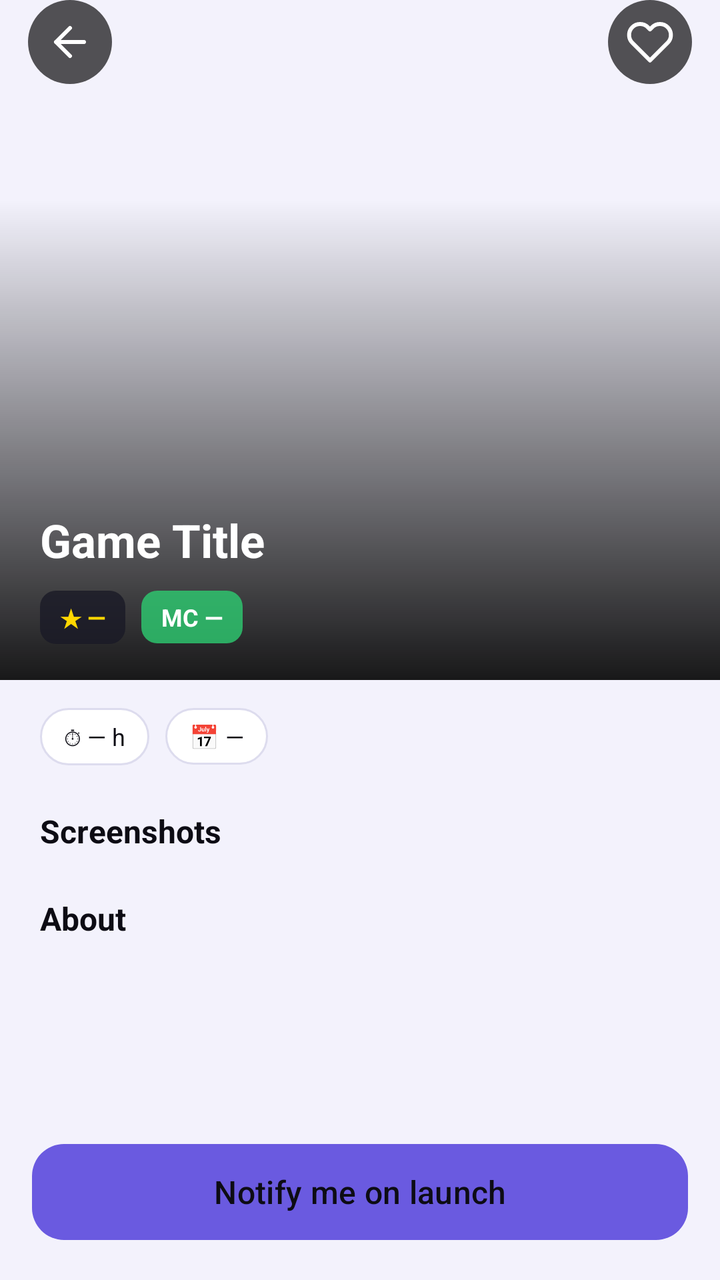
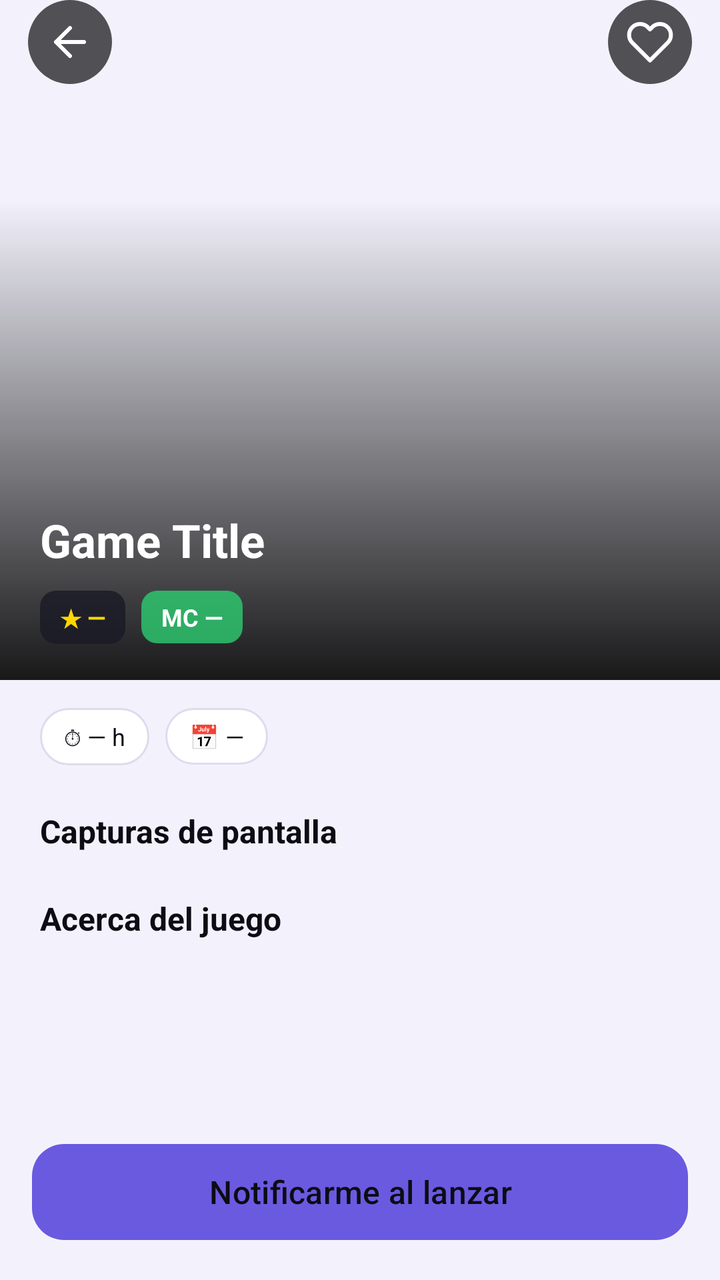

Screens rendered from an Android XML layout before and after an edit, with the pre-edit source and the edit as a unified diff.
<!-- AndroidManifest.xml: application theme Theme.VortexGaming -->
<!-- res/layout/activity_game_detail.xml -->
<?xml version="1.0" encoding="utf-8"?>
<androidx.constraintlayout.widget.ConstraintLayout
    xmlns:android="http://schemas.android.com/apk/res/android"
    xmlns:app="http://schemas.android.com/apk/res-auto"
    android:layout_width="match_parent"
    android:layout_height="match_parent"
    android:background="@color/bg_main">

    
    <ImageView
        android:id="@+id/ivDetailBackdrop"
        android:layout_width="match_parent"
        android:layout_height="340dp"
        android:scaleType="centerCrop"
        app:layout_constraintTop_toTopOf="parent"
        app:layout_constraintStart_toStartOf="parent"
        app:layout_constraintEnd_toEndOf="parent" />

    
    <View
        android:layout_width="match_parent"
        android:layout_height="240dp"
        android:background="@drawable/gradient_bottom_dark"
        app:layout_constraintBottom_toBottomOf="@id/ivDetailBackdrop" />

    
    <LinearLayout
        android:id="@+id/actionBar"
        android:layout_width="match_parent"
        android:layout_height="wrap_content"
        android:orientation="horizontal"
        android:paddingHorizontal="14dp"
        android:paddingBottom="8dp"
        app:layout_constraintTop_toTopOf="parent"
        app:layout_constraintStart_toStartOf="parent"
        app:layout_constraintEnd_toEndOf="parent">

        <ImageButton
            android:id="@+id/btnBack"
            android:layout_width="42dp"
            android:layout_height="42dp"
            android:background="@drawable/bg_circle_dark"
            android:src="@drawable/ic_arrow_back"
            android:padding="10dp"
            android:contentDescription="Back" />

        <Space
            android:layout_width="0dp"
            android:layout_height="1dp"
            android:layout_weight="1" />

        <ImageButton
            android:id="@+id/btnFavorite"
            android:layout_width="42dp"
            android:layout_height="42dp"
            android:background="@drawable/bg_circle_dark"
            android:src="@drawable/ic_heart"
            android:padding="10dp"
            android:contentDescription="Favorite" />

    </LinearLayout>

    
    <LinearLayout
        android:id="@+id/gameHeaderInfo"
        android:layout_width="match_parent"
        android:layout_height="wrap_content"
        android:orientation="vertical"
        android:paddingHorizontal="20dp"
        android:paddingBottom="18dp"
        app:layout_constraintBottom_toBottomOf="@id/ivDetailBackdrop"
        app:layout_constraintStart_toStartOf="parent"
        app:layout_constraintEnd_toEndOf="parent">

        <TextView
            android:id="@+id/tvDetailGameTitle"
            android:layout_width="match_parent"
            android:layout_height="wrap_content"
            android:text="Game Title"
            android:textColor="@color/chip_active_text"
            android:textSize="23sp"
            android:textStyle="bold"
            android:maxLines="2"
            android:ellipsize="end" />

        <LinearLayout
            android:layout_width="wrap_content"
            android:layout_height="wrap_content"
            android:orientation="horizontal"
            android:layout_marginTop="10dp">

            <TextView
                android:id="@+id/tvRating"
                android:layout_width="wrap_content"
                android:layout_height="wrap_content"
                android:background="@drawable/bg_rating_badge"
                android:paddingHorizontal="10dp"
                android:paddingVertical="5dp"
                android:text="★ —"
                android:textColor="#FFD700"
                android:textSize="12sp"
                android:textStyle="bold" />

            <TextView
                android:id="@+id/tvMetacritic"
                android:layout_width="wrap_content"
                android:layout_height="wrap_content"
                android:layout_marginStart="8dp"
                android:background="@drawable/bg_metacritic_badge"
                android:paddingHorizontal="10dp"
                android:paddingVertical="5dp"
                android:text="MC —"
                android:textColor="#FFFFFF"
                android:textSize="12sp"
                android:textStyle="bold" />

        </LinearLayout>
    </LinearLayout>

    
    <androidx.core.widget.NestedScrollView
        android:id="@+id/detailScrollView"
        android:layout_width="match_parent"
        android:layout_height="0dp"
        app:layout_constraintTop_toBottomOf="@id/ivDetailBackdrop"
        app:layout_constraintBottom_toTopOf="@id/btnNotifyAction">

        <LinearLayout
            android:layout_width="match_parent"
            android:layout_height="wrap_content"
            android:orientation="vertical"
            android:paddingTop="14dp"
            android:paddingBottom="8dp">

            
            <LinearLayout
                android:layout_width="match_parent"
                android:layout_height="wrap_content"
                android:orientation="horizontal"
                android:paddingHorizontal="20dp">

                <TextView
                    android:id="@+id/tvPlaytime"
                    android:layout_width="wrap_content"
                    android:layout_height="wrap_content"
                    android:background="@drawable/bg_chip_default"
                    android:paddingHorizontal="12dp"
                    android:paddingVertical="6dp"
                    android:text="⏱ — h"
                    android:textColor="@color/text_primary"
                    android:textSize="12sp" />

                <TextView
                    android:id="@+id/tvReleased"
                    android:layout_width="wrap_content"
                    android:layout_height="wrap_content"
                    android:layout_marginStart="8dp"
                    android:background="@drawable/bg_chip_default"
                    android:paddingHorizontal="12dp"
                    android:paddingVertical="6dp"
                    android:text="📅 —"
                    android:textColor="@color/text_primary"
                    android:textSize="12sp" />

            </LinearLayout>

            
            <com.google.android.material.card.MaterialCardView
                android:id="@+id/trailerContainer"
                android:layout_width="match_parent"
                android:layout_height="180dp"
                android:layout_marginHorizontal="20dp"
                android:layout_marginTop="18dp"
                android:visibility="gone"
                app:cardBackgroundColor="@color/bg_surface"
                app:cardCornerRadius="16dp"
                app:cardElevation="0dp"
                app:strokeWidth="0dp">

                <ImageView
                    android:id="@+id/ivTrailerThumb"
                    android:layout_width="match_parent"
                    android:layout_height="match_parent"
                    android:scaleType="centerCrop" />

                <ImageView
                    android:id="@+id/ivPlayButton"
                    android:layout_width="56dp"
                    android:layout_height="56dp"
                    android:layout_gravity="center"
                    android:src="@drawable/ic_play_circle" />

            </com.google.android.material.card.MaterialCardView>

            
            <TextView
                android:layout_width="wrap_content"
                android:layout_height="wrap_content"
                android:layout_marginHorizontal="20dp"
                android:layout_marginTop="22dp"
                android:text="Screenshots"
                android:textColor="@color/text_primary"
                android:textSize="16sp"
                android:textStyle="bold" />

            <androidx.recyclerview.widget.RecyclerView
                android:id="@+id/rvGameScreenshots"
                android:layout_width="match_parent"
                android:layout_height="120dp"
                android:layout_marginTop="10dp"
                android:paddingHorizontal="20dp"
                android:orientation="horizontal"
                android:clipToPadding="false"
                android:visibility="gone"
                app:layoutManager="androidx.recyclerview.widget.LinearLayoutManager" />

            <TextView
                android:id="@+id/tvNoScreenshots"
                android:layout_width="wrap_content"
                android:layout_height="wrap_content"
                android:layout_marginHorizontal="20dp"
                android:layout_marginTop="10dp"
                android:text="No disponibles"
                android:textColor="@color/text_muted"
                android:textSize="13sp"
                android:visibility="gone" />

            
            <TextView
                android:layout_width="wrap_content"
                android:layout_height="wrap_content"
                android:layout_marginHorizontal="20dp"
                android:layout_marginTop="22dp"
                android:text="About"
                android:textColor="@color/text_primary"
                android:textSize="16sp"
                android:textStyle="bold" />

            <TextView
                android:id="@+id/tvGameDescription"
                android:layout_width="match_parent"
                android:layout_height="wrap_content"
                android:layout_marginHorizontal="20dp"
                android:layout_marginTop="8dp"
                android:lineSpacingExtra="4sp"
                android:textColor="@color/text_muted"
                android:textSize="14sp" />

        </LinearLayout>
    </androidx.core.widget.NestedScrollView>

    <com.google.android.material.button.MaterialButton
        android:id="@+id/btnNotifyAction"
        android:layout_width="match_parent"
        android:layout_height="56dp"
        android:layout_marginHorizontal="16dp"
        android:layout_marginBottom="16dp"
        android:text="Notify me on launch"
        android:textAllCaps="false"
        android:textColor="@color/text_primary"
        android:textSize="16sp"
        app:backgroundTint="@color/purple_accent"
        app:cornerRadius="16dp"
        app:layout_constraintBottom_toBottomOf="parent"
        app:layout_constraintStart_toStartOf="parent"
        app:layout_constraintEnd_toEndOf="parent" />

</androidx.constraintlayout.widget.ConstraintLayout>
<!-- resources referenced by this layout -->
<resources>
  <color name="bg_main">#F3F2FC</color>
  <color name="bg_surface">#FFFFFF</color>
  <color name="chip_active_text">#FFFFFF</color>
  <color name="purple_accent">#6A5AE0</color>
  <color name="text_muted">#6B6B78</color>
  <color name="text_primary">#0D0C14</color>
  <!-- drawable bg_chip_default (drawable) -->
  <?xml version="1.0" encoding="utf-8"?>
  <shape xmlns:android="http://schemas.android.com/apk/res/android"
      android:shape="rectangle">
      <solid android:color="@color/bg_surface" />
      <stroke android:width="1dp" android:color="@color/stroke_subtle" />
      <corners android:radius="20dp" />
  </shape>
  <!-- drawable bg_circle_dark (drawable) -->
  <?xml version="1.0" encoding="utf-8"?>
  <shape xmlns:android="http://schemas.android.com/apk/res/android"
      android:shape="oval">
      <solid android:color="#AA000000" />
  </shape>
  <!-- drawable bg_metacritic_badge (drawable) -->
  <?xml version="1.0" encoding="utf-8"?>
  <shape xmlns:android="http://schemas.android.com/apk/res/android"
      android:shape="rectangle">
      <solid android:color="#CC2ECC71" />
      <corners android:radius="8dp" />
  </shape>
  <!-- drawable bg_rating_badge (drawable) -->
  <?xml version="1.0" encoding="utf-8"?>
  <shape xmlns:android="http://schemas.android.com/apk/res/android"
      android:shape="rectangle">
      <solid android:color="#CC1A1926" />
      <corners android:radius="8dp" />
  </shape>
  <!-- drawable gradient_bottom_dark (drawable) -->
  <?xml version="1.0" encoding="utf-8"?>
  <shape xmlns:android="http://schemas.android.com/apk/res/android">
      <gradient
          android:angle="270"
          android:startColor="#00000000"
          android:endColor="#E6000000"
          android:type="linear" />
  </shape>
  <!-- drawable ic_arrow_back (drawable) -->
  <vector xmlns:android="http://schemas.android.com/apk/res/android"
      android:width="24dp"
      android:height="24dp"
      android:viewportWidth="24"
      android:viewportHeight="24">
      <path
          android:fillColor="@android:color/transparent"
          android:strokeColor="#FFFFFF"
          android:strokeWidth="2"
          android:strokeLineCap="round"
          android:strokeLineJoin="round"
          android:pathData="M19,12H5M12,5L5,12 12,19" />
  </vector>
  <!-- drawable ic_heart (drawable) -->
  <?xml version="1.0" encoding="utf-8"?>
  <vector xmlns:android="http://schemas.android.com/apk/res/android"
      android:width="24dp"
      android:height="24dp"
      android:viewportWidth="24"
      android:viewportHeight="24">
      <path
          android:strokeWidth="2"
          android:strokeColor="#FFFFFF"
          android:strokeLineCap="round"
          android:strokeLineJoin="round"
          android:fillColor="@android:color/transparent"
          android:pathData="M20.84,4.61a5.5,5.5 0,0 0,-7.78 0L12,5.67l-1.06,-1.06a5.5,5.5 0,0 0,-7.78 7.78l1.06,1.06L12,21.23l7.78,-7.78 1.06,-1.06a5.5,5.5 0,0 0,0 -7.78z" />
  </vector>
  <!-- drawable ic_play_circle (drawable) -->
  <vector xmlns:android="http://schemas.android.com/apk/res/android"
      android:width="56dp"
      android:height="56dp"
      android:viewportWidth="56"
      android:viewportHeight="56">
      <path
          android:fillColor="#CC000000"
          android:pathData="M28,0A28,28 0,1 0,56 28,28,28 0,0 0,28 0Z" />
      <path
          android:fillColor="#FFFFFF"
          android:pathData="M22,18L22,38 40,28Z" />
  </vector>
  <style name="Theme.VortexGaming" parent="Base.Theme.VortexGaming" />
  <color name="stroke_subtle">#DDDCEE</color>
  <!-- unchanged entries left out for length: 1 -->
</resources>

<!-- the commit's change to res/layout/activity_game_detail.xml (unified diff, before → after) -->
@@ -42,7 +42,7 @@
             android:background="@drawable/bg_circle_dark"
             android:src="@drawable/ic_arrow_back"
             android:padding="10dp"
-            android:contentDescription="Back" />
+            android:contentDescription="Atrás" />
 
         <Space
             android:layout_width="0dp"
@@ -56,7 +56,7 @@
             android:background="@drawable/bg_circle_dark"
             android:src="@drawable/ic_heart"
             android:padding="10dp"
-            android:contentDescription="Favorite" />
+            android:contentDescription="Favorito" />
 
     </LinearLayout>
 
@@ -198,7 +198,7 @@
                 android:layout_height="wrap_content"
                 android:layout_marginHorizontal="20dp"
                 android:layout_marginTop="22dp"
-                android:text="Screenshots"
+                android:text="Capturas de pantalla"
                 android:textColor="@color/text_primary"
                 android:textSize="16sp"
                 android:textStyle="bold" />
@@ -231,7 +231,7 @@
                 android:layout_height="wrap_content"
                 android:layout_marginHorizontal="20dp"
                 android:layout_marginTop="22dp"
-                android:text="About"
+                android:text="Acerca del juego"
                 android:textColor="@color/text_primary"
                 android:textSize="16sp"
                 android:textStyle="bold" />
@@ -255,7 +255,7 @@
         android:layout_height="56dp"
         android:layout_marginHorizontal="16dp"
         android:layout_marginBottom="16dp"
-        android:text="Notify me on launch"
+        android:text="Notificarme al lanzar"
         android:textAllCaps="false"
         android:textColor="@color/text_primary"
         android:textSize="16sp"
